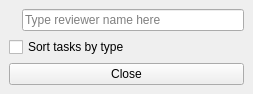
Above: settings.ui from FrankMamuda/ketoevent before the change. Below: the same form after it.
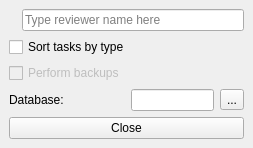
That is the form after the change. Icons and pictures are not drawn.

Commit message: add a functional database selection dialog

```diff
--- a/settings.ui
+++ b/settings.ui
@@ -7,15 +7,36 @@
     <x>0</x>
     <y>0</y>
     <width>253</width>
-    <height>92</height>
+    <height>147</height>
    </rect>
   </property>
   <property name="windowTitle">
    <string>Settings</string>
   </property>
   <widget class="QWidget" name="centralwidget">
-   <layout class="QVBoxLayout" name="verticalLayout">
-    <item>
+   <layout class="QGridLayout" name="gridLayout">
+    <item row="3" column="0">
+     <widget class="QLabel" name="label">
+      <property name="text">
+       <string>Database:</string>
+      </property>
+     </widget>
+    </item>
+    <item row="4" column="0" colspan="3">
+     <widget class="QPushButton" name="closeButton">
+      <property name="text">
+       <string>Close</string>
+      </property>
+     </widget>
+    </item>
+    <item row="3" column="1">
+     <widget class="QLineEdit" name="pathEdit">
+      <property name="readOnly">
+       <bool>true</bool>
+      </property>
+     </widget>
+    </item>
+    <item row="0" column="0" colspan="3">
      <layout class="QHBoxLayout" name="reviewerLayout">
       <item>
        <widget class="QLabel" name="reviewerPixmap">
@@ -45,17 +66,27 @@
       </item>
      </layout>
     </item>
-    <item>
+    <item row="1" column="0" colspan="3">
      <widget class="QCheckBox" name="sortByTypeCheck">
       <property name="text">
        <string>Sort tasks by type</string>
       </property>
      </widget>
     </item>
-    <item>
-     <widget class="QPushButton" name="closeButton">
+    <item row="3" column="2">
+     <widget class="QToolButton" name="pathButton">
       <property name="text">
-       <string>Close</string>
+       <string>...</string>
+      </property>
+     </widget>
+    </item>
+    <item row="2" column="0">
+     <widget class="QCheckBox" name="checkBox">
+      <property name="enabled">
+       <bool>false</bool>
+      </property>
+      <property name="text">
+       <string>Perform backups</string>
       </property>
      </widget>
     </item>
```
The commit also changes 4 other files.
